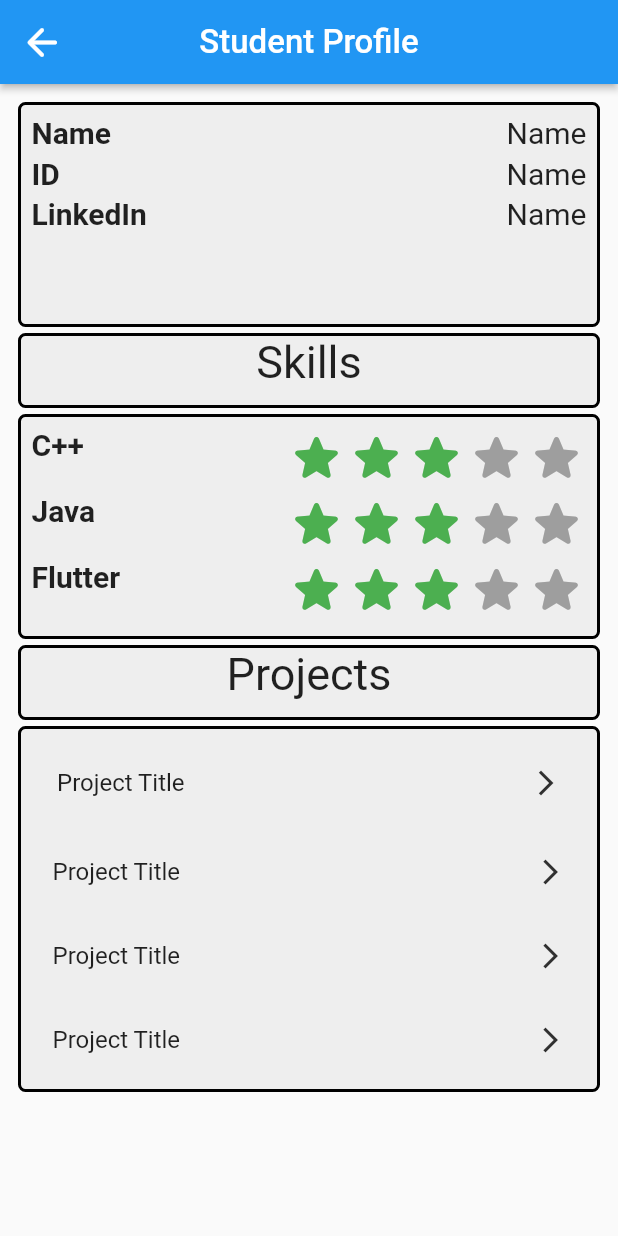
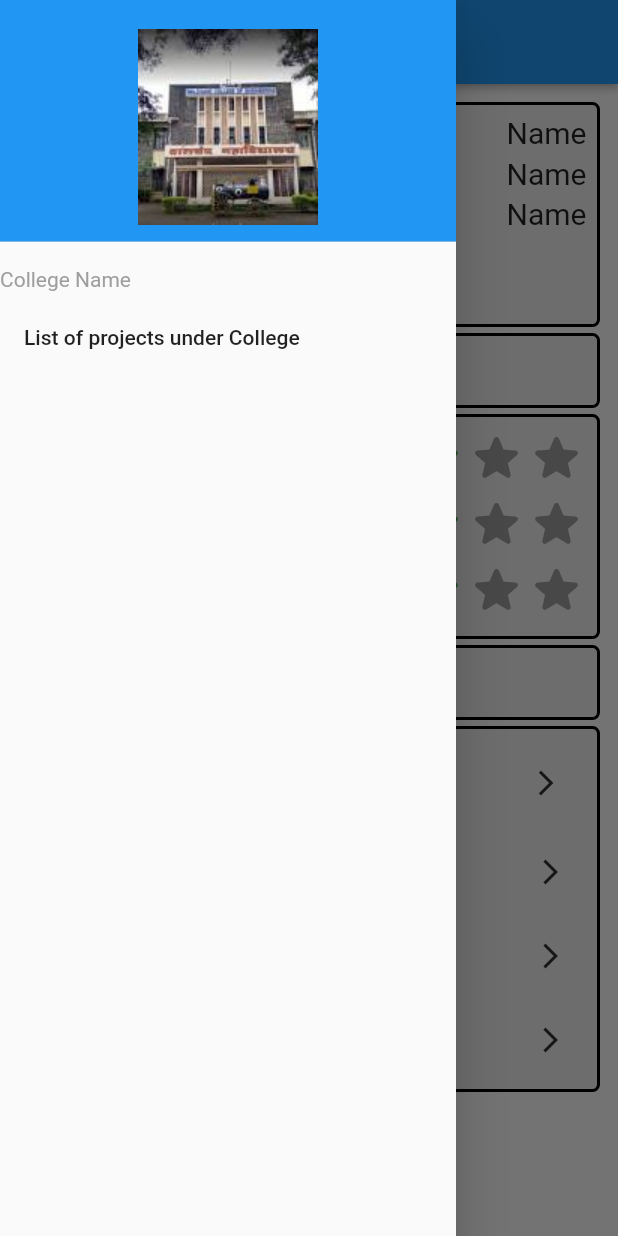
Before and after one commit to Kunalkadam179/sahaj_hackathon, a Flutter app: the StudentProfileWidget screen opened by its route, with the side drawer open (before the commit the screen has no drawer), on a phone screen of 412 x 824 dp. Run offline on Flutter 3.47's test engine with Material 2 defaults, Android fonts, the phone set to English and light mode, and no system bars; drawn by our look-alikes of flutter_rating_bar; our stand-ins replace get_storage, simple_animations; accounts and stored records are empty; Roboto replaces fonts that are missing (Poppins).

Commit message:
some changes

```diff
--- a/lib/modals/company.dart
+++ b/lib/modals/company.dart
@@ -5,7 +5,6 @@ class Company{
   String name;
   String id;
   String description;
-  Map<College,Project> work;
 
-  Company({required this.name, required this.id, required this.description, required this.work});
+  Company({required this.name, required this.id, required this.description});
 }
--- /dev/null
+++ b/lib/modals/problemStatement.dart
@@ -0,0 +1,6 @@
+class problemStatement{
+  String statement;
+  String description;
+
+  problemStatement(this.statement, this.description);
+}
--- a/lib/modals/project.dart
+++ b/lib/modals/project.dart
@@ -1,15 +1,14 @@
 import 'package:sahaj_hackathon/modals/student.dart';
 
 class Project{
-  String statement;
-  List<String> techStack;
-  List<Student> team;
-  String clgId;
-  String company;
-  String github;
-  String host;
-  int rating;
-  int status;
+  final String statement;
+  final List<String> techStack;
+  final List<Student> team;
+  final String clgId;
+  final String company;
+  final String github;
+  final String youtube;
+  final int status;
 
   Project({
       required this.statement,
@@ -18,8 +17,8 @@ class Project{
       required this.clgId,
       required this.company,
       required this.github,
-      required this.host,
-      required this.rating,
-      required this.status}); //1->available 2->ongoing 3->completed
+      required this.status,
+      required this.youtube
+  }); //1->available 2->ongoing 3->completed
 
 }
--- a/lib/modals/student.dart
+++ b/lib/modals/student.dart
@@ -3,11 +3,12 @@ import 'package:sahaj_hackathon/modals/project.dart';
 class Student{
   String name;
   String id;
+  String clg;
   Map<String,int>skills;
   String socialId;
   List<Project>projects;
   bool status;
 
-  Student({required this.name, required this.id, required this.skills, required this.socialId, required this.projects,
+  Student({required this.clg,required this.name, required this.id, required this.skills, required this.socialId, required this.projects,
       required this.status});
 }
--- a/lib/profiles/student_profile.dart
+++ b/lib/profiles/student_profile.dart
@@ -1,5 +1,6 @@
 import 'package:flutter/material.dart';
 import 'package:flutter_rating_bar/flutter_rating_bar.dart';
+import 'package:sahaj_hackathon/company/projectList.dart';
 
 class StudentProfileWidget extends StatefulWidget {
   const StudentProfileWidget({Key? key}) : super(key: key);
@@ -17,6 +18,27 @@ class _StudentProfileWidgetState extends State<StudentProfileWidget> {
   @override
   Widget build(BuildContext context) {
     return Scaffold(
+      drawer:  Drawer(
+        child: ListView(
+          // Important: Remove any padding from the ListView.
+          padding: EdgeInsets.zero,
+          children: [
+            DrawerHeader(
+                decoration: BoxDecoration(
+                  color: Colors.blue,
+                ),
+                child:Image.asset('Images/college_image.jpeg')
+            ),
+            Text('College Name',style: TextStyle(color: Colors.grey,height: 2),),
+            ListTile(
+              title: const Text('List of projects under College'),
+              onTap: () {
+                Navigator.push(context,MaterialPageRoute(builder: (context)=>ProjectList()));
+              },
+            ),
+          ],
+        ),
+      ),
       key: scaffoldKey,
       appBar: AppBar(
         automaticallyImplyLeading: false,
```
Also changed, not shown: lib/company/collegeList.dart (+9 -1 lines), lib/main.dart (+8 -2 lines), lib/projects/applicationScreen.dart (added, +15 -0 lines), lib/projects/newProjectReq.dart (added, +79 -0 lines), lib/screens/newProjectReq.dart (deleted, +0 -14 lines).
